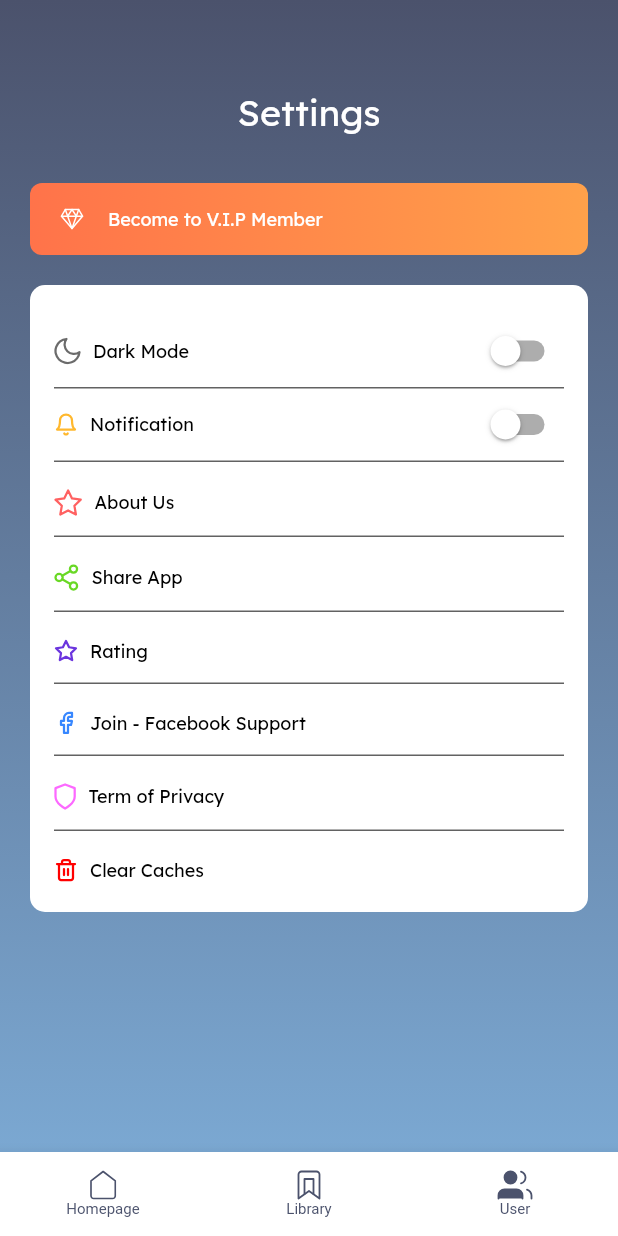
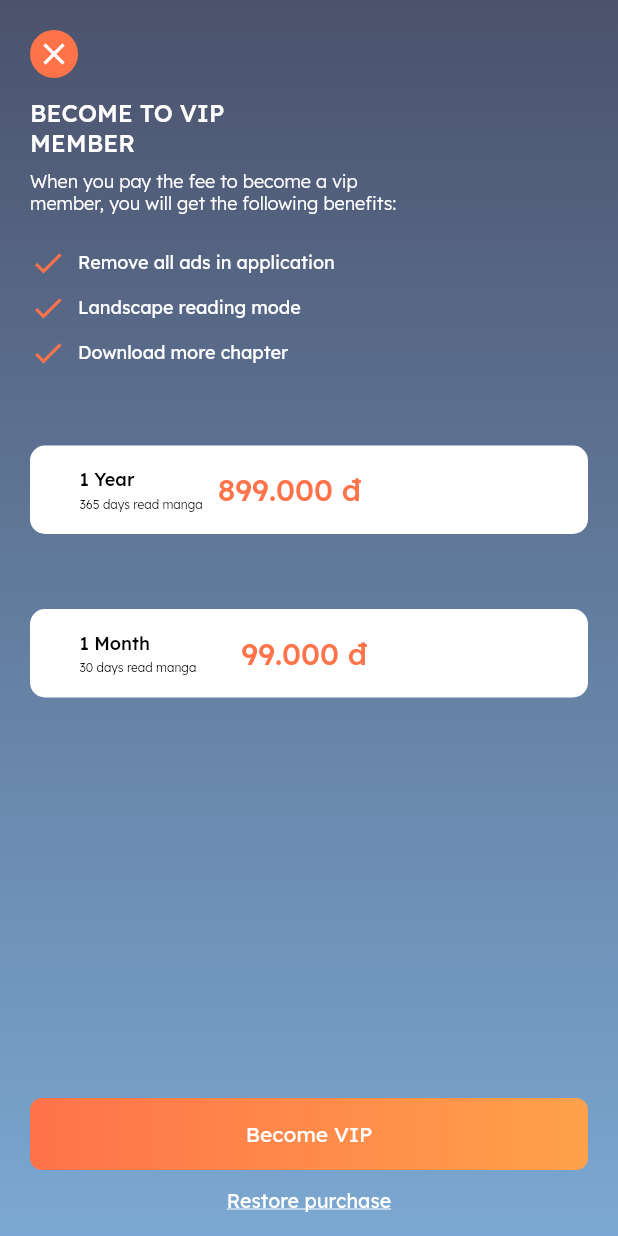
Before and after one commit to phongit1995/manga-fox-app, a Flutter app: the screen it shows after launch, item 3 of the bottom bar chosen, after a tap on "Become to V.I.P Member", on a phone screen of 412 x 824 dp. Run offline on Flutter 3.47's test engine with Material 2 defaults, Android fonts, the phone set to English and light mode, and no system bars; our stand-ins replace cached_network_image, dio, equatable, firebase_core, firebase_messaging, flutter_easyloading and 12 more; missing offline and left inert: applovin_max, flutter_downloader, image_downloader, inview_notifier_list, launch_review, screen_brightness and 1 more; accounts and stored records are empty; network calls fail.

Commit message:
update iap

```diff
--- a/lib/app_config.dart
+++ b/lib/app_config.dart
@@ -1,5 +1,8 @@
+import 'dart:io';
+
 class AppConfig {
-  static const String baseApiUrl= 'https://manga-reader-android-v13.readingnovelfull.com/';
+  static const String baseApiUrl =
+      'https://manga-reader-android-v13.readingnovelfull.com/';
   static const String androidId = "manga.fox.manga.reader.free";
   static const String iosId = "manga.fox.manga.reader.free";
   static const String urlFacebook =
@@ -18,4 +21,11 @@ class AppConfig {
   //Count click to show ads
   static int countClickAction = 5;
   static int loadAdsClickAction = 4;
+
+  static List<String> iapSubscription = Platform.isAndroid
+      ? [
+          "manga.fox.manga.reader.free.one.month",
+          "manga.fox.manga.reader.free.one.year"
+        ]
+      : [];
 }
--- /dev/null
+++ b/lib/core/iap_purchase.helper.dart
@@ -0,0 +1,30 @@
+import 'package:in_app_purchase/in_app_purchase.dart';
+
+class IapPurchaseHelper {
+  IapPurchaseHelper._internal();
+
+  static final IapPurchaseHelper _singleton = IapPurchaseHelper._internal();
+
+  factory IapPurchaseHelper() {
+    return _singleton;
+  }
+
+  final InAppPurchase inAppPurchaseInstance = InAppPurchase.instance;
+  final Stream purchaseUpdated = InAppPurchase.instance.purchaseStream;
+
+  Future<void> initStoreInfo() async {
+    final InAppPurchase inAppPurchaseInstance = InAppPurchase.instance;
+    final bool isAvailable = await inAppPurchaseInstance.isAvailable();
+    print('isAvailable ${isAvailable}');
+    purchaseUpdated.listen((event) => {print(event)},
+        onDone: () => {print('Done Iap')});
+    // await this._inAppPurchase.restorePurchases();
+  }
+
+  Future<ProductDetailsResponse> getProductDetail(
+      List<String> productsId) async {
+    return inAppPurchaseInstance.queryProductDetails(productsId.toSet());
+  }
+
+  Future<void> buyInapp() async {}
+}
--- a/lib/main.dart
+++ b/lib/main.dart
@@ -7,6 +7,7 @@ import 'package:hive/hive.dart';
 import 'package:manga_fox_app/applovin.dart';
 import 'package:manga_fox_app/config.dart';
 import 'package:manga_fox_app/core/app_config/theme/theme_data.dart';
+import 'package:manga_fox_app/core/iap_purchase.helper.dart';
 import 'package:manga_fox_app/core/utils/setting_utils.dart';
 import 'package:manga_fox_app/data/dao/chapter_dao.dart';
 import 'package:manga_fox_app/data/dao/manga_dao.dart';
@@ -128,6 +129,7 @@ class _MyAppState extends State<MyApp> {
             ));
       }
     });
+    IapPurchaseHelper().initStoreInfo();
     Future.delayed(
       Duration.zero,
       () async {
--- /dev/null
+++ b/lib/ui/user/in_app_page.dart
@@ -0,0 +1,243 @@
+import 'package:flutter/material.dart';
+import 'package:in_app_purchase/in_app_purchase.dart';
+import 'package:manga_fox_app/app_config.dart';
+import 'package:manga_fox_app/core/app_config/app_style.dart';
+import 'package:manga_fox_app/core/iap_purchase.helper.dart';
+import 'package:manga_fox_app/data/app_colors.dart';
+
+class InAppPage extends StatefulWidget {
+  const InAppPage({super.key});
+
+  @override
+  State<InAppPage> createState() => _InAppPageState();
+}
+
+class _InAppPageState extends State<InAppPage> {
+  List<ProductDetails> purchases = <ProductDetails>[];
+
+  @override
+  initState() {
+    super.initState();
+    intStateIap();
+  }
+
+  Future<void> intStateIap() async {
+    final res =
+        await IapPurchaseHelper().getProductDetail(AppConfig.iapSubscription);
+    setState(() {
+      purchases = res.productDetails;
+    });
+  }
+
+  @override
+  Widget build(BuildContext context) {
+    final AppColor appColor = Theme.of(context).extension<AppColor>()!;
+    return Container(
+      decoration: const BoxDecoration(
+        gradient: LinearGradient(
+            begin: Alignment.topCenter,
+            end: Alignment.bottomCenter,
+            colors: [Color(0xff4B526C), Color(0xff7BA8D2)]),
+      ),
+      child: Scaffold(
+        backgroundColor: Colors.transparent,
+        floatingActionButtonLocation: FloatingActionButtonLocation.centerFloat,
+        floatingActionButton: Column(
+          mainAxisSize: MainAxisSize.min,
+          children: [
+            ElevatedButton(
+                onPressed: () {},
+                style: TextButton.styleFrom(
+                    padding: EdgeInsets.zero,
+                    elevation: 0,
+                    backgroundColor: Colors.transparent),
+                child: Container(
+                  margin: const EdgeInsets.symmetric(horizontal: 20),
+                  height: 48,
+                  alignment: Alignment.center,
+                  decoration: BoxDecoration(
+                    gradient: const LinearGradient(
+                        colors: [Color(0xffFF734A), Color(0xffFFA14A)]),
+                    borderRadius: BorderRadius.circular(8),
+                  ),
+                  child: Text(
+                    "Become VIP",
+                    style: AppStyle.mainStyle.copyWith(
+                        color: Colors.white,
+                        fontWeight: FontWeight.w400,
+                        fontSize: 14),
+                  ),
+                )),
+            SizedBox(height: 12),
+            Container(
+              alignment: Alignment.center,
+              child: Text(
+                "Restore purchase",
+                style: AppStyle.mainStyle.copyWith(
+                    color: Colors.white,
+                    fontWeight: FontWeight.w400,
+                    decoration: TextDecoration.underline,
+                    fontSize: 13),
+              ),
+            )
+          ],
+        ),
+        body: SafeArea(
+          child: SingleChildScrollView(
+            child: Container(
+              padding: const EdgeInsets.symmetric(horizontal: 20),
+              child: Column(
+                crossAxisAlignment: CrossAxisAlignment.start,
+                mainAxisAlignment: MainAxisAlignment.start,
+                children: [
+                  const SizedBox(height: 20),
+                  InkWell(
+                    onTap: () => Navigator.of(context).pop(),
+                    child: Container(
+                      width: 32,
+                      height: 32,
+                      decoration: BoxDecoration(
+                        borderRadius: BorderRadius.circular(50),
+                        color: const Color(0xffFF734A),
+                      ),
+                      child: const Center(
+                          child: Icon(
+                        Icons.close_outlined,
+                        size: 24,
+                        color: Colors.white,
+                      )),
+                    ),
+                  ),
+                  const SizedBox(height: 13),
+                  Text(
+                    "Become to VIP\nMember".toUpperCase(),
+                    style: AppStyle.mainStyle.copyWith(
+                        color: Colors.white,
+                        fontWeight: FontWeight.w500,
+                        fontSize: 16),
+                  ),
+                  const SizedBox(height: 8),
+                  Text(
+                    "When you pay the fee to become a vip\nmember, you will get the following benefits:",
+                    style: AppStyle.mainStyle.copyWith(
+                        color: Colors.white,
+                        fontWeight: FontWeight.w300,
+                        fontSize: 12),
+                  ),
+                  const SizedBox(height: 20),
+                  _buildCheck("Remove all ads in application"),
+                  const SizedBox(height: 6),
+                  _buildCheck("Landscape reading mode"),
+                  const SizedBox(height: 6),
+                  _buildCheck("Download more chapter"),
+                  const SizedBox(height: 50),
+                  Container(
+                    padding: const EdgeInsets.symmetric(
+                        vertical: 15, horizontal: 33),
+                    decoration: BoxDecoration(
+                      color: Colors.white,
+                      borderRadius: BorderRadius.circular(10),
+                    ),
+                    child: Row(
+                      crossAxisAlignment: CrossAxisAlignment.center,
+                      children: [
+                        Column(
+                          mainAxisAlignment: MainAxisAlignment.start,
+                          crossAxisAlignment: CrossAxisAlignment.start,
+                          mainAxisSize: MainAxisSize.min,
+                          children: [
+                            Text(
+                              "1 Year",
+                              style: AppStyle.mainStyle.copyWith(
+                                  color: Colors.black,
+                                  fontWeight: FontWeight.w500,
+                                  fontSize: 12),
+                            ),
+                            const SizedBox(height: 4),
+                            Text(
+                              "365 days read manga",
+                              style: AppStyle.mainStyle.copyWith(
+                                  color: Colors.black,
+                                  fontWeight: FontWeight.w300,
+                                  fontSize: 8),
+                            ),
+                          ],
+                        ),
+                        const SizedBox(width: 10),
+                        Text(
+                          "899.000 đ",
+                          style: AppStyle.mainStyle.copyWith(
+                              color: const Color(0xffFF734A),
+                              fontWeight: FontWeight.w500,
+                              fontSize: 20),
+                        ),
+                      ],
+                    ),
+                  ),
+                  const SizedBox(height: 50),
+                  Container(
+                    padding: const EdgeInsets.symmetric(
+                        vertical: 15, horizontal: 33),
+                    decoration: BoxDecoration(
+                      color: Colors.white,
+                      borderRadius: BorderRadius.circular(10),
+                    ),
+                    child: Row(
+                      crossAxisAlignment: CrossAxisAlignment.center,
+                      children: [
+                        Column(
+                          mainAxisAlignment: MainAxisAlignment.start,
+                          crossAxisAlignment: CrossAxisAlignment.start,
+                          mainAxisSize: MainAxisSize.min,
+                          children: [
+                            Text(
+                              "1 Month",
+                              style: AppStyle.mainStyle.copyWith(
+                                  color: Colors.black,
+                                  fontWeight: FontWeight.w500,
+                                  fontSize: 12),
+                            ),
+                            const SizedBox(height: 4),
+                            Text(
+                              "30 days read manga",
+                              style: AppStyle.mainStyle.copyWith(
+                                  color: Colors.black,
+                                  fontWeight: FontWeight.w300,
+                                  fontSize: 8),
+                            ),
+                          ],
+                        ),
+                        const SizedBox(width: 30),
+                        Text(
+                          "99.000 đ",
+                          style: AppStyle.mainStyle.copyWith(
+                              color: const Color(0xffFF734A),
+                              fontWeight: FontWeight.w500,
+                              fontSize: 20),
+                        ),
+                      ],
+                    ),
+                  )
+                ],
+              ),
+            ),
+          ),
+        ),
+      ),
+    );
+  }
+
+  _buildCheck(String content) {
+    return Row(
+      children: [
+        const Icon(Icons.check, color: Color(0xffFF734A)),
+        const SizedBox(width: 8),
+        Text(
+          content,
+          style: AppStyle.mainStyle.copyWith(
+              color: Colors.white, fontWeight: FontWeight.w400, fontSize: 12),
+        ),
+      ],
+    );
+  }
+}
--- a/lib/ui/user/user_page.dart
+++ b/lib/ui/user/user_page.dart
@@ -11,6 +11,7 @@ import 'package:manga_fox_app/core/app_setting.dart';
 import 'package:manga_fox_app/core/utils/setting_utils.dart';
 import 'package:manga_fox_app/core/widget/app_dialog.dart';
 import 'package:manga_fox_app/data/app_colors.dart';
+import 'package:manga_fox_app/ui/user/in_app_page.dart';
 import 'package:share_plus/share_plus.dart';
 import 'package:store_redirect/store_redirect.dart';
 import 'package:url_launcher/url_launcher.dart';
@@ -61,7 +62,12 @@ class _UserPageState extends State<UserPage> {
                   return Visibility(
                     visible: !value,
                     child: ElevatedButton(
-                        onPressed: () {},
+                        onPressed: () {
+                          Navigator.push(
+                              context,
+                              MaterialPageRoute(
+                                  builder: (context) => InAppPage()));
+                        },
                         style: TextButton.styleFrom(
                             padding: EdgeInsets.zero,
                             elevation: 0,
--- a/pubspec.yaml
+++ b/pubspec.yaml
@@ -15,7 +15,7 @@ publish_to: 'none' # Remove this line if you wish to publish to pub.dev
 # In iOS, build-name is used as CFBundleShortVersionString while build-number used as CFBundleVersion.
 # Read more about iOS versioning at
 # https://developer.apple.com/library/archive/documentation/General/Reference/InfoPlistKeyReference/Articles/CoreFoundationKeys.html
-version: 1.0.0+1
+version: 1.0.0+9
 
 environment:
   sdk: ">=2.17.6 <3.0.0"
@@ -63,6 +63,7 @@ dependencies:
   share_plus: ^6.3.1
   url_launcher: ^6.1.10
   applovin_max: ^2.4.4
+  in_app_purchase: ^3.1.5
 
 dev_dependencies:
   flutter_lints: ^2.0.0
```
